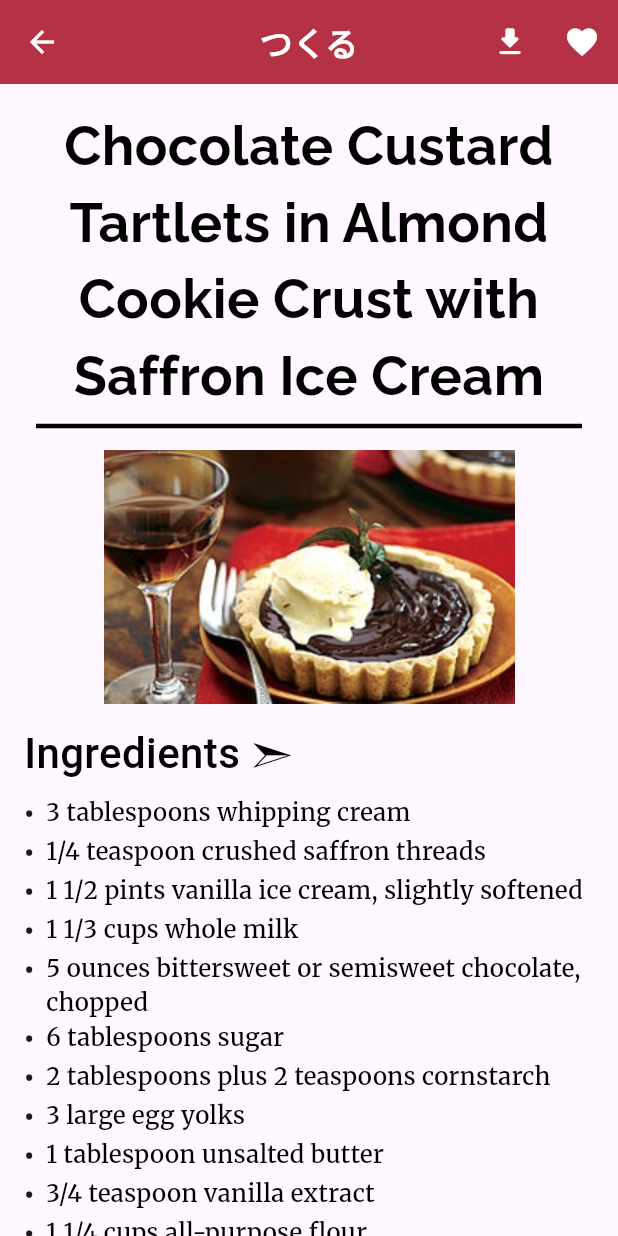
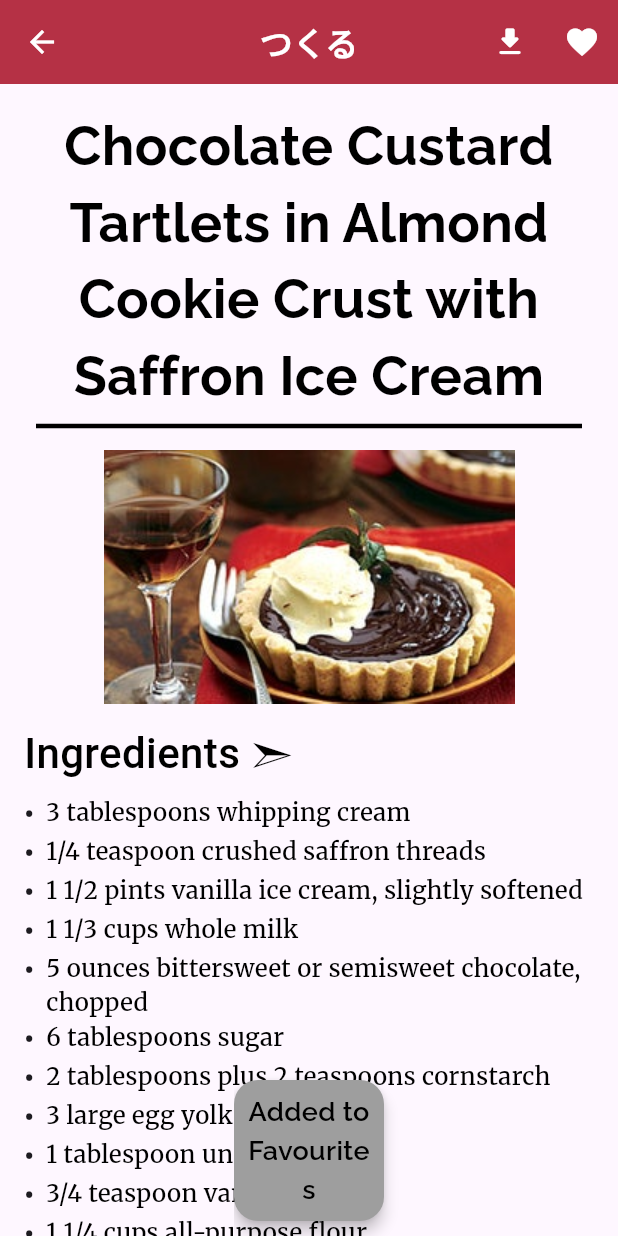
Before and after one commit to shashwat0224/Tsukuru-Mobile-App, a Flutter app: the RecipeScreen screen opened directly, after a tap on the "download" icon, on a phone screen of 412 x 824 dp. Run offline on Flutter 3.47's test engine with Material 3 defaults, Android fonts, the phone set to English and light mode, and no system bars; our stand-ins replace internet_connection_checker_plus; Roboto replaces fonts that are missing (Alata); project files that could hold a hidden picture were left out.

Commit message:
minor changes

```diff
--- a/lib/core/providers/internetstatus_provider.dart
+++ b/lib/core/providers/internetstatus_provider.dart
@@ -14,7 +14,6 @@ class InternetStatusProvider extends ChangeNotifier {
   }
   void startListening() {
     _subscription = InternetConnection().onStatusChange.listen((status) async {
-      print(status);
       switch (status) {
         case InternetStatus.connected:
           final access = await InternetConnection().hasInternetAccess;
--- a/lib/screens/homescreen.dart
+++ b/lib/screens/homescreen.dart
@@ -79,6 +79,7 @@ class _HomeScreenState extends State<HomeScreen> {
                     title: 'TRENDING RECIPES',
                     size: 24,
                     color: Color(0XFFB53145),
+                    fontFamily: 'Alata',
                   ),
                 ],
               ),
--- a/lib/screens/recipescreen.dart
+++ b/lib/screens/recipescreen.dart
@@ -1,4 +1,5 @@
 import 'package:flutter/material.dart';
+import 'package:tsukuru/widgets/status_snackbar.dart';
 import 'package:tsukuru/widgets/uihelper.dart';
 
 class RecipeScreen extends StatelessWidget {
@@ -6,7 +7,6 @@ class RecipeScreen extends StatelessWidget {
 
   @override
   Widget build(BuildContext context) {
-
     List<String> ingredients = [
       '3 tablespoons whipping cream',
       '1/4 teaspoon crushed saffron threads',
@@ -63,7 +63,20 @@ class RecipeScreen extends StatelessWidget {
         title: UiHelper.customText(title: 'つくる', size: 22, color: Colors.white),
         centerTitle: true,
         iconTheme: IconThemeData(color: Colors.white),
-        actions: [IconButton(onPressed: () {}, icon: Icon(Icons.download_rounded)),IconButton(onPressed: () {}, icon: Icon(Icons.favorite)),],
+        actions: [
+          IconButton(
+            onPressed: () {
+              SnackbarService.show('Added to Favourites', Colors.grey);
+            },
+            icon: Icon(Icons.download_rounded),
+          ),
+          IconButton(
+            onPressed: () {
+              SnackbarService.show('Added to Favourites', Colors.grey);
+            },
+            icon: Icon(Icons.favorite),
+          ),
+        ],
       ),
       body: SafeArea(
         child: SingleChildScrollView(
--- a/lib/widgets/status_snackbar.dart
+++ b/lib/widgets/status_snackbar.dart
@@ -11,14 +11,15 @@ class SnackbarService {
       SnackBar(
         content: UiHelper.customText(
           title: message,
-          size: 12,
+          size: 18,
           color: Colors.black,
+          fontWeight: FontWeight.w600,
         ),
         elevation: 4,
         padding: EdgeInsets.all(8.0),
-        shape: RoundedRectangleBorder(
-          borderRadius: BorderRadius.circular(16),
-        ),
+        width: 100,
+        shape: RoundedRectangleBorder(borderRadius: BorderRadius.circular(16)),
+        behavior: SnackBarBehavior.floating,
         backgroundColor: color,
         duration: const Duration(seconds: 2),
       ),
--- a/pubspec.yaml
+++ b/pubspec.yaml
@@ -36,6 +36,7 @@ dependencies:
   cupertino_icons: ^1.0.8
   provider: ^6.1.5
   internet_connection_checker_plus: ^2.7.2
+  hive: ^2.2.3
 
 dev_dependencies:
   flutter_test:
```
Also changed, not shown: pubspec.lock.
